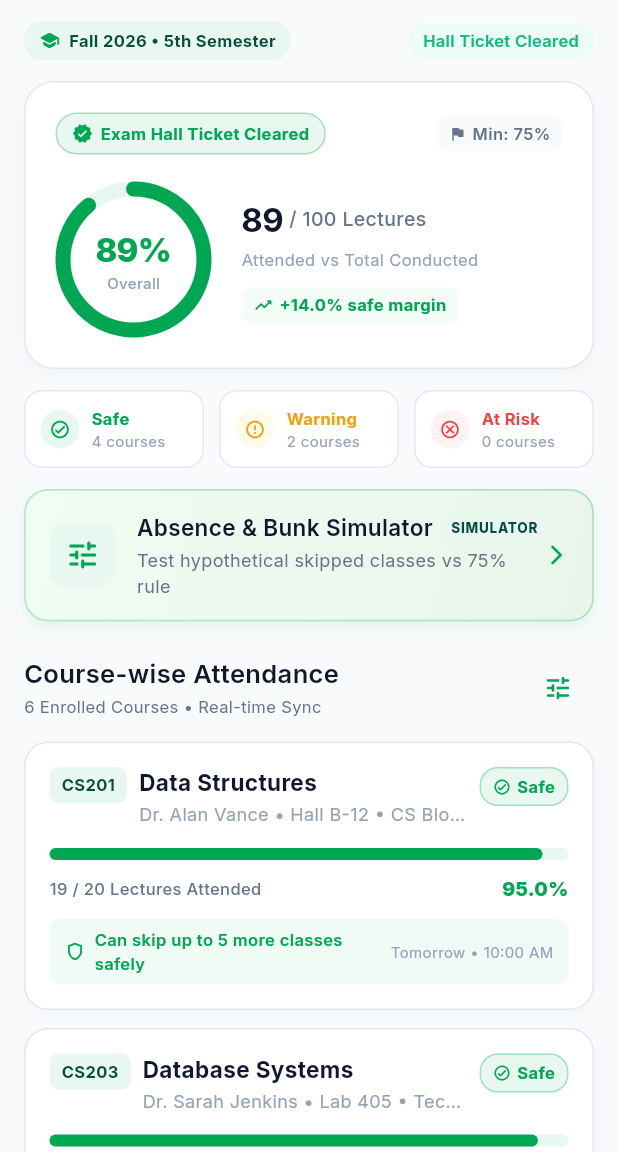
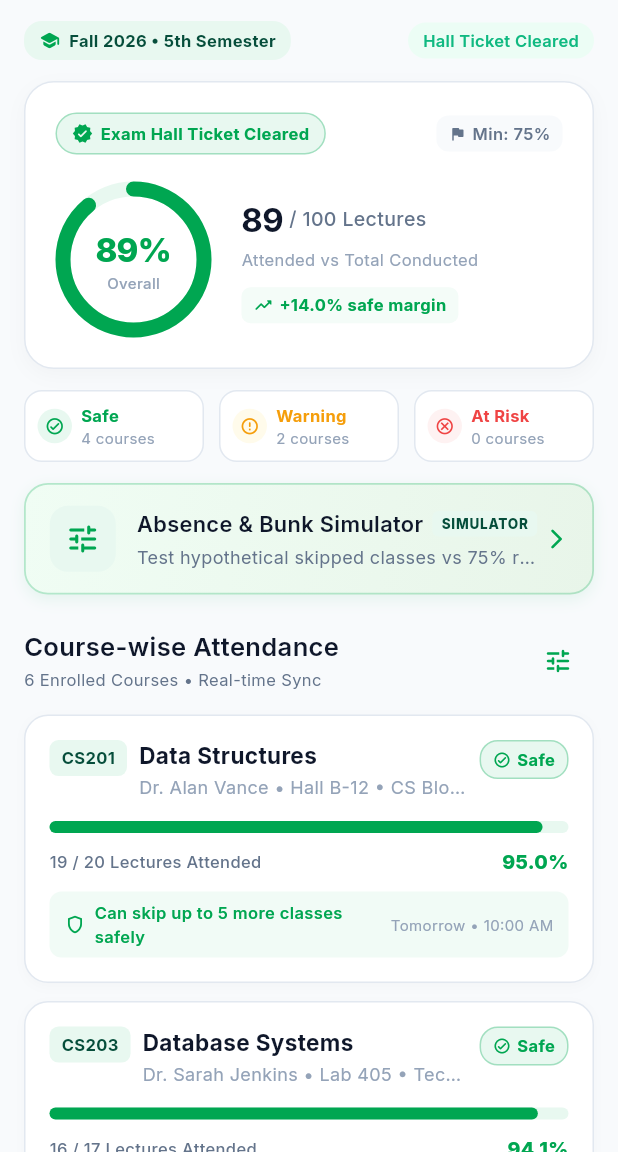
Before and after one commit to ahmedsamir54/my_campus, a Flutter app: the AttendancePage screen opened by its route, on a phone screen of 412 x 824 dp, the part 84-1236 px from its top. Run offline on Flutter 3.47's test engine with Material 3 defaults, Android fonts, the phone set to English and light mode, and no system bars; drawn by our look-alikes of percent_indicator; our stand-ins replace dartz, equatable, flutter_bloc, get_it, google_fonts, qr_flutter and 1 more; accounts and stored records are empty.

Commit message:
fix(attendance): resolve RenderFlex overflow in AttendanceSimulatorButton and optimize responsive layout

```diff
--- a/lib/features/attendance/presentation/pages/attendance_page.dart
+++ b/lib/features/attendance/presentation/pages/attendance_page.dart
@@ -486,7 +486,7 @@ class AttendancePage extends StatelessWidget {
     required IconData icon,
   }) {
     return Container(
-      padding: const EdgeInsets.symmetric(horizontal: 10, vertical: 10),
+      padding: const EdgeInsets.symmetric(horizontal: 8, vertical: 8),
       decoration: BoxDecoration(
         color: AppColors.surfaceLight,
         borderRadius: BorderRadius.circular(12),
@@ -495,17 +495,18 @@ class AttendancePage extends StatelessWidget {
       child: Row(
         children: [
           Container(
-            padding: const EdgeInsets.all(6),
+            padding: const EdgeInsets.all(5),
             decoration: BoxDecoration(
               color: bgColor,
               shape: BoxShape.circle,
             ),
-            child: Icon(icon, size: 14, color: color),
+            child: Icon(icon, size: 13, color: color),
           ),
-          const SizedBox(width: 8),
+          const SizedBox(width: 6),
           Expanded(
             child: Column(
               crossAxisAlignment: CrossAxisAlignment.start,
+              mainAxisSize: MainAxisSize.min,
               children: [
                 Text(
                   title,
@@ -514,6 +515,8 @@ class AttendancePage extends StatelessWidget {
                     color: color,
                     fontSize: 11,
                   ),
+                  maxLines: 1,
+                  overflow: TextOverflow.ellipsis,
                 ),
                 Text(
                   value,
@@ -521,6 +524,7 @@ class AttendancePage extends StatelessWidget {
                     color: AppColors.textTertiary,
                     fontSize: 10,
                   ),
+                  maxLines: 1,
                   overflow: TextOverflow.ellipsis,
                 ),
               ],
--- a/lib/features/attendance/presentation/widgets/attendance_simulator_button.dart
+++ b/lib/features/attendance/presentation/widgets/attendance_simulator_button.dart
@@ -74,13 +74,17 @@ class AttendanceSimulatorButton extends StatelessWidget {
                   children: [
                     Row(
                       children: [
-                        Text(
-                          'Absence & Bunk Simulator',
-                          style: AppTypography.heading3.copyWith(
-                            fontSize: 15,
-                            color: isSimulating
-                                ? Colors.white
-                                : AppColors.textPrimary,
+                        Flexible(
+                          child: Text(
+                            'Absence & Bunk Simulator',
+                            style: AppTypography.heading3.copyWith(
+                              fontSize: 14.5,
+                              color: isSimulating
+                                  ? Colors.white
+                                  : AppColors.textPrimary,
+                            ),
+                            maxLines: 1,
+                            overflow: TextOverflow.ellipsis,
                           ),
                         ),
                         const SizedBox(width: 6),
@@ -118,6 +122,8 @@ class AttendanceSimulatorButton extends StatelessWidget {
                             : AppColors.textSecondary,
                         fontSize: 12,
                       ),
+                      maxLines: 1,
+                      overflow: TextOverflow.ellipsis,
                     ),
                   ],
                 ),
```
